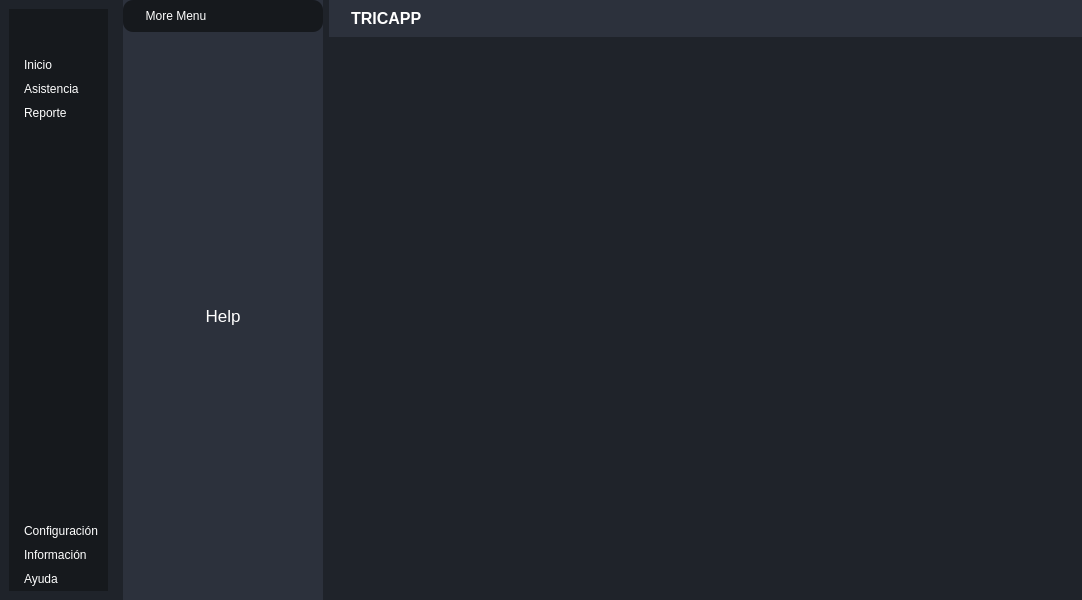
Before: the Qt Designer form ui_files/UI_MainWindow.ui in JosueDanielGarciaBetancourt/AsistenciaAutomaticaLectorBarras, drawn with Qt 5.
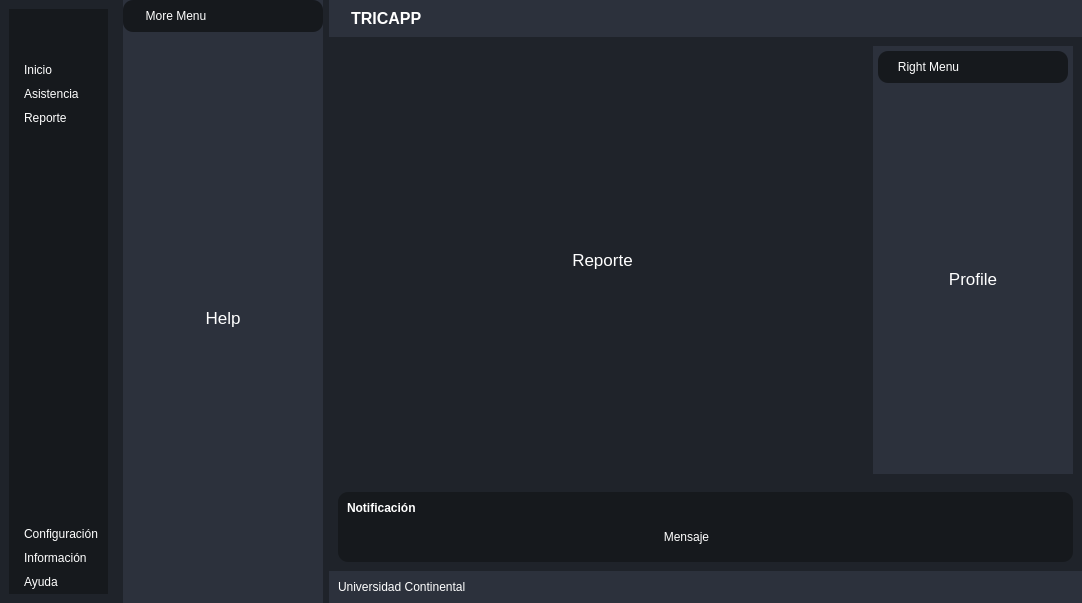
After: the same form once the commit is applied. Icons and pictures are not drawn.

Patch:
```diff
--- a/ui_files/UI_MainWindow.ui
+++ b/ui_files/UI_MainWindow.ui
@@ -7,7 +7,7 @@
     <x>0</x>
     <y>0</y>
     <width>1082</width>
-    <height>600</height>
+    <height>603</height>
    </rect>
   </property>
   <property name="windowTitle">
@@ -38,18 +38,19 @@
 	border-bottom-left-raidus: 10px;
 }
 
-#centerMenuSubContainer {
-	background-color: #2c313c;
-}
-
-#frame_4{
+#frame_4, #frame_8, #popupNotificationSubContainer{
 	background-color:#16191d;
 	border-radius: 10px;
 }
 
-#headerContainer{
+#centerMenuSubContainer, #rightMenuSubContainer {
 	background-color: #2c313c;
 }
+
+#headerContainer, #footerContainer{
+	background-color: #2c313c;
+}
+
 </string>
   </property>
   <widget class="QWidget" name="centralwidget">
@@ -82,7 +83,7 @@
            <number>5</number>
           </property>
           <property name="topMargin">
-           <number>0</number>
+           <number>5</number>
           </property>
           <property name="rightMargin">
            <number>0</number>
@@ -756,7 +757,355 @@
         </widget>
        </item>
        <item>
-        <widget class="QWidget" name="mainBodyContent" native="true"/>
+        <widget class="QWidget" name="mainBodyContent" native="true">
+         <property name="sizePolicy">
+          <sizepolicy hsizetype="Preferred" vsizetype="Expanding">
+           <horstretch>0</horstretch>
+           <verstretch>0</verstretch>
+          </sizepolicy>
+         </property>
+         <property name="layoutDirection">
+          <enum>Qt::LeftToRight</enum>
+         </property>
+         <layout class="QHBoxLayout" name="horizontalLayout_8">
+          <item>
+           <widget class="QWidget" name="mainContentsContainer" native="true">
+            <layout class="QVBoxLayout" name="verticalLayout_14">
+             <item>
+              <widget class="QStackedWidget" name="stackedWidget_3">
+               <property name="currentIndex">
+                <number>2</number>
+               </property>
+               <widget class="QWidget" name="page_6">
+                <layout class="QVBoxLayout" name="verticalLayout_15">
+                 <item>
+                  <widget class="QLabel" name="label_10">
+                   <property name="font">
+                    <font>
+                     <pointsize>13</pointsize>
+                    </font>
+                   </property>
+                   <property name="text">
+                    <string>Inicio</string>
+                   </property>
+                   <property name="alignment">
+                    <set>Qt::AlignCenter</set>
+                   </property>
+                  </widget>
+                 </item>
+                </layout>
+               </widget>
+               <widget class="QWidget" name="page_7">
+                <layout class="QVBoxLayout" name="verticalLayout_16">
+                 <item>
+                  <widget class="QLabel" name="label_11">
+                   <property name="font">
+                    <font>
+                     <pointsize>13</pointsize>
+                    </font>
+                   </property>
+                   <property name="text">
+                    <string>Asistencia</string>
+                   </property>
+                   <property name="alignment">
+                    <set>Qt::AlignCenter</set>
+                   </property>
+                  </widget>
+                 </item>
+                </layout>
+               </widget>
+               <widget class="QWidget" name="page_8">
+                <layout class="QVBoxLayout" name="verticalLayout_19">
+                 <item>
+                  <widget class="QLabel" name="label_12">
+                   <property name="font">
+                    <font>
+                     <pointsize>13</pointsize>
+                    </font>
+                   </property>
+                   <property name="text">
+                    <string>Reporte</string>
+                   </property>
+                   <property name="alignment">
+                    <set>Qt::AlignCenter</set>
+                   </property>
+                  </widget>
+                 </item>
+                </layout>
+               </widget>
+              </widget>
+             </item>
+            </layout>
+           </widget>
+          </item>
+          <item alignment="Qt::AlignRight">
+           <widget class="QWidget" name="rightMenuContainer" native="true">
+            <property name="minimumSize">
+             <size>
+              <width>200</width>
+              <height>0</height>
+             </size>
+            </property>
+            <layout class="QVBoxLayout" name="verticalLayout_11">
+             <property name="spacing">
+              <number>0</number>
+             </property>
+             <property name="leftMargin">
+              <number>0</number>
+             </property>
+             <property name="topMargin">
+              <number>0</number>
+             </property>
+             <property name="rightMargin">
+              <number>0</number>
+             </property>
+             <property name="bottomMargin">
+              <number>0</number>
+             </property>
+             <item>
+              <widget class="QWidget" name="rightMenuSubContainer" native="true">
+               <layout class="QVBoxLayout" name="verticalLayout_12">
+                <property name="spacing">
+                 <number>5</number>
+                </property>
+                <property name="leftMargin">
+                 <number>5</number>
+                </property>
+                <property name="topMargin">
+                 <number>5</number>
+                </property>
+                <property name="rightMargin">
+                 <number>5</number>
+                </property>
+                <property name="bottomMargin">
+                 <number>5</number>
+                </property>
+                <item>
+                 <widget class="QFrame" name="frame_8">
+                  <property name="frameShape">
+                   <enum>QFrame::StyledPanel</enum>
+                  </property>
+                  <property name="frameShadow">
+                   <enum>QFrame::Raised</enum>
+                  </property>
+                  <layout class="QHBoxLayout" name="horizontalLayout_9">
+                   <item>
+                    <widget class="QLabel" name="label_7">
+                     <property name="text">
+                      <string>Right Menu</string>
+                     </property>
+                     <property name="alignment">
+                      <set>Qt::AlignCenter</set>
+                     </property>
+                    </widget>
+                   </item>
+                   <item alignment="Qt::AlignRight">
+                    <widget class="QPushButton" name="pushButton_6">
+                     <property name="toolTip">
+                      <string>Cerrar Menu</string>
+                     </property>
+                     <property name="text">
+                      <string/>
+                     </property>
+                     <property name="icon">
+                      <iconset resource="resourcesFile.qrc">
+                       <normaloff>:/icons/icons/x-circle.svg</normaloff>:/icons/icons/x-circle.svg</iconset>
+                     </property>
+                     <property name="iconSize">
+                      <size>
+                       <width>24</width>
+                       <height>24</height>
+                      </size>
+                     </property>
+                    </widget>
+                   </item>
+                  </layout>
+                 </widget>
+                </item>
+                <item>
+                 <widget class="QStackedWidget" name="stackedWidget_2">
+                  <widget class="QWidget" name="page_4">
+                   <layout class="QHBoxLayout" name="horizontalLayout_10">
+                    <item>
+                     <widget class="QLabel" name="label_8">
+                      <property name="font">
+                       <font>
+                        <pointsize>13</pointsize>
+                       </font>
+                      </property>
+                      <property name="text">
+                       <string>Profile</string>
+                      </property>
+                      <property name="alignment">
+                       <set>Qt::AlignCenter</set>
+                      </property>
+                     </widget>
+                    </item>
+                   </layout>
+                  </widget>
+                  <widget class="QWidget" name="page_5">
+                   <layout class="QVBoxLayout" name="verticalLayout_13">
+                    <item>
+                     <widget class="QLabel" name="label_9">
+                      <property name="font">
+                       <font>
+                        <pointsize>13</pointsize>
+                       </font>
+                      </property>
+                      <property name="text">
+                       <string>More...</string>
+                      </property>
+                      <property name="alignment">
+                       <set>Qt::AlignCenter</set>
+                      </property>
+                     </widget>
+                    </item>
+                   </layout>
+                  </widget>
+                 </widget>
+                </item>
+               </layout>
+              </widget>
+             </item>
+            </layout>
+           </widget>
+          </item>
+         </layout>
+        </widget>
+       </item>
+       <item>
+        <widget class="QWidget" name="popupNotificationContainer" native="true">
+         <layout class="QVBoxLayout" name="verticalLayout_17">
+          <item>
+           <widget class="QWidget" name="popupNotificationSubContainer" native="true">
+            <layout class="QVBoxLayout" name="verticalLayout_18">
+             <item>
+              <widget class="QLabel" name="label_14">
+               <property name="font">
+                <font>
+                 <bold>true</bold>
+                </font>
+               </property>
+               <property name="text">
+                <string>Notificación</string>
+               </property>
+              </widget>
+             </item>
+             <item>
+              <widget class="QFrame" name="frame_9">
+               <property name="frameShape">
+                <enum>QFrame::StyledPanel</enum>
+               </property>
+               <property name="frameShadow">
+                <enum>QFrame::Raised</enum>
+               </property>
+               <layout class="QHBoxLayout" name="horizontalLayout_11">
+                <item>
+                 <widget class="QLabel" name="label_13">
+                  <property name="sizePolicy">
+                   <sizepolicy hsizetype="Expanding" vsizetype="Preferred">
+                    <horstretch>0</horstretch>
+                    <verstretch>0</verstretch>
+                   </sizepolicy>
+                  </property>
+                  <property name="text">
+                   <string>Mensaje</string>
+                  </property>
+                  <property name="alignment">
+                   <set>Qt::AlignCenter</set>
+                  </property>
+                 </widget>
+                </item>
+                <item alignment="Qt::AlignRight">
+                 <widget class="QPushButton" name="pushButton_7">
+                  <property name="toolTip">
+                   <string>Cerrar notificación</string>
+                  </property>
+                  <property name="text">
+                   <string/>
+                  </property>
+                  <property name="icon">
+                   <iconset resource="resourcesFile.qrc">
+                    <normaloff>:/icons/icons/x-circle.svg</normaloff>:/icons/icons/x-circle.svg</iconset>
+                  </property>
+                  <property name="iconSize">
+                   <size>
+                    <width>24</width>
+                    <height>24</height>
+                   </size>
+                  </property>
+                 </widget>
+                </item>
+               </layout>
+              </widget>
+             </item>
+            </layout>
+           </widget>
+          </item>
+         </layout>
+        </widget>
+       </item>
+       <item>
+        <widget class="QWidget" name="footerContainer" native="true">
+         <layout class="QHBoxLayout" name="horizontalLayout_12">
+          <property name="spacing">
+           <number>0</number>
+          </property>
+          <property name="leftMargin">
+           <number>0</number>
+          </property>
+          <property name="topMargin">
+           <number>0</number>
+          </property>
+          <property name="rightMargin">
+           <number>0</number>
+          </property>
+          <property name="bottomMargin">
+           <number>0</number>
+          </property>
+          <item>
+           <widget class="QFrame" name="frame_10">
+            <property name="frameShape">
+             <enum>QFrame::StyledPanel</enum>
+            </property>
+            <property name="frameShadow">
+             <enum>QFrame::Raised</enum>
+            </property>
+            <layout class="QHBoxLayout" name="horizontalLayout_13">
+             <item>
+              <widget class="QLabel" name="label_15">
+               <property name="text">
+                <string>Universidad Continental</string>
+               </property>
+              </widget>
+             </item>
+            </layout>
+           </widget>
+          </item>
+          <item>
+           <widget class="QFrame" name="sizeGrip">
+            <property name="minimumSize">
+             <size>
+              <width>30</width>
+              <height>30</height>
+             </size>
+            </property>
+            <property name="maximumSize">
+             <size>
+              <width>30</width>
+              <height>30</height>
+             </size>
+            </property>
+            <property name="frameShape">
+             <enum>QFrame::StyledPanel</enum>
+            </property>
+            <property name="frameShadow">
+             <enum>QFrame::Raised</enum>
+            </property>
+           </widget>
+          </item>
+         </layout>
+        </widget>
        </item>
       </layout>
      </widget>
```
Left out of the diff: 26 changed lines with no effect on the pictures.
